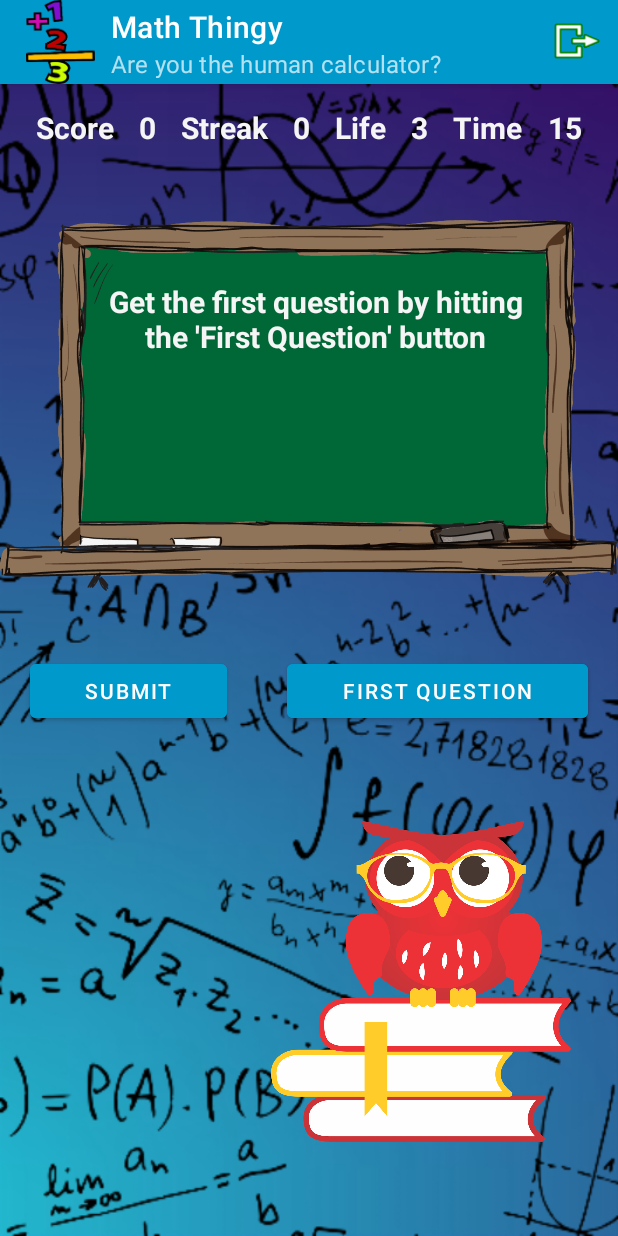
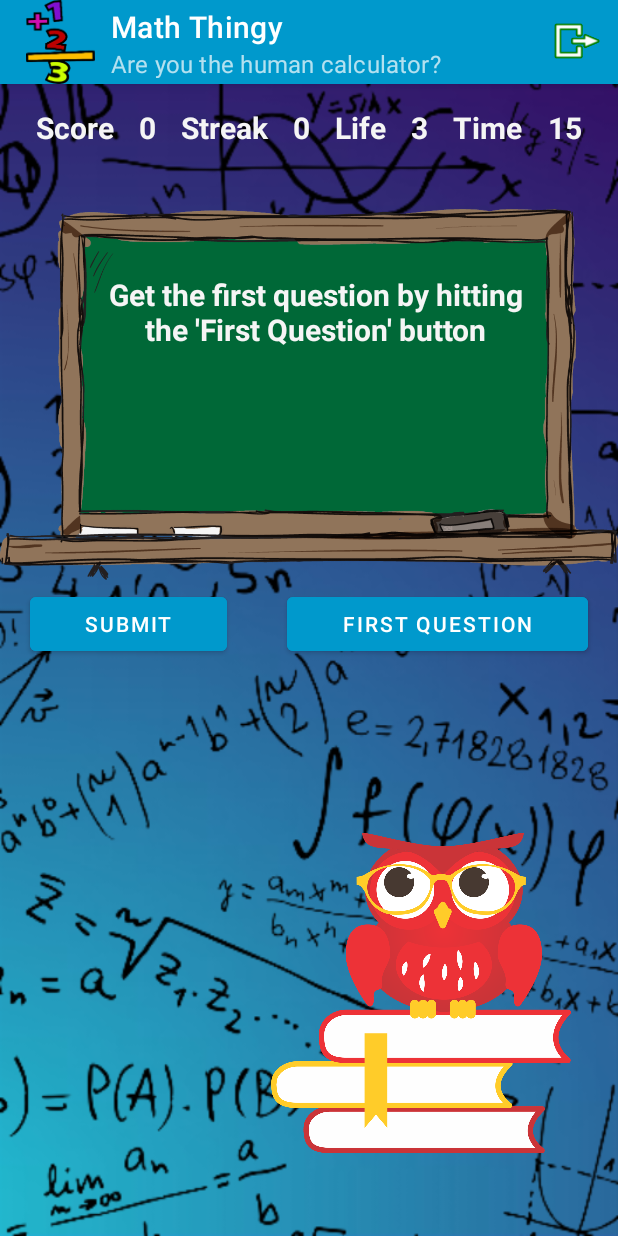
Before and after one commit to dennisbr3003/MathThingy, an Android app: the GameActivity screen opened directly, with no data from a screen before it, on a phone screen of 412 x 824 dp. Run offline under Robolectric (Android 15) with nearby library versions, the phone set to English and light mode, and no system bars.

Commit message:
Fixed buttons covered by soft keyboard on Samsung SMA326B

```diff
--- a/app/src/main/res/layout/activity_game.xml
+++ b/app/src/main/res/layout/activity_game.xml
@@ -190,8 +190,8 @@
             android:layout_width="wrap_content"
             android:layout_height="wrap_content"
             android:layout_marginLeft="20dp"
-            android:layout_marginTop="30dp"
             android:layout_marginRight="20dp"
+            android:layout_marginBottom="60dp"
             android:layout_weight="1"
             android:backgroundTint="@android:color/holo_blue_dark"
             android:text="@string/_submit"
@@ -202,8 +202,8 @@
             android:layout_width="wrap_content"
             android:layout_height="wrap_content"
             android:layout_marginLeft="20dp"
-            android:layout_marginTop="30dp"
             android:layout_marginRight="20dp"
+            android:layout_marginBottom="60dp"
             android:layout_weight="1"
             android:backgroundTint="@android:color/holo_blue_dark"
             android:text="@string/_next"
--- a/build.gradle
+++ b/build.gradle
@@ -1,7 +1,7 @@
 // Top-level build file where you can add configuration options common to all sub-projects/modules.
 plugins {
-    id 'com.android.application' version '7.2.0' apply false
-    id 'com.android.library' version '7.2.0' apply false
+    id 'com.android.application' version '7.2.1' apply false
+    id 'com.android.library' version '7.2.1' apply false
 }
 
 task clean(type: Delete) {
```
Also changed, not shown: app/src/main/java/com/dennis_brink/android/mymaththingy/RecyclerAdapter.java (+1 -8 lines).
